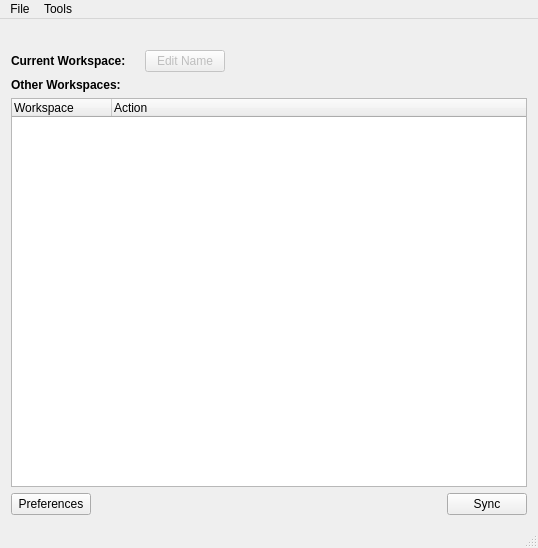
First picture: the form in OwNetClient/view/mainwindow.ui, repository OwNet/qtownet, before the edit.
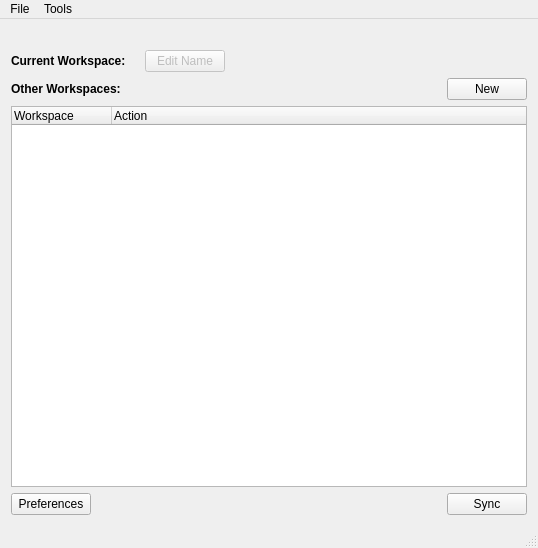
Second picture: the form after the edit. Icons and pictures are not drawn.

Commit message: Add option to add new workspace and remove existing workspaces in the main window

```diff
--- a/OwNetClient/view/mainwindow.ui
+++ b/OwNetClient/view/mainwindow.ui
@@ -76,6 +76,8 @@
        </layout>
       </item>
       <item>
+       <layout class="QHBoxLayout" name="horizontalLayout_3">
+        <item>
        <widget class="QLabel" name="label_2">
         <property name="text">
          <string>&lt;b&gt;Other Workspaces:&lt;/b&gt;</string>
@@ -83,6 +85,32 @@
        </widget>
       </item>
       <item>
+         <spacer name="horizontalSpacer_3">
+          <property name="orientation">
+           <enum>Qt::Horizontal</enum>
+          </property>
+          <property name="sizeHint" stdset="0">
+           <size>
+            <width>40</width>
+            <height>20</height>
+           </size>
+          </property>
+         </spacer>
+        </item>
+        <item>
+         <widget class="QPushButton" name="btnNewWorkspace">
+          <property name="text">
+           <string>New</string>
+          </property>
+          <property name="icon">
+           <iconset resource="../resources.qrc">
+            <normaloff>:/images/images/add16.png</normaloff>:/images/images/add16.png</iconset>
+          </property>
+         </widget>
+        </item>
+       </layout>
+      </item>
+      <item>
        <widget class="QTreeWidget" name="treeWidget">
         <column>
          <property name="text">
```
Left out of the diff: 2 changed lines with no effect on the pictures. Lines whose indentation alone changed are shown as unchanged. The commit also changes 13 other files.
